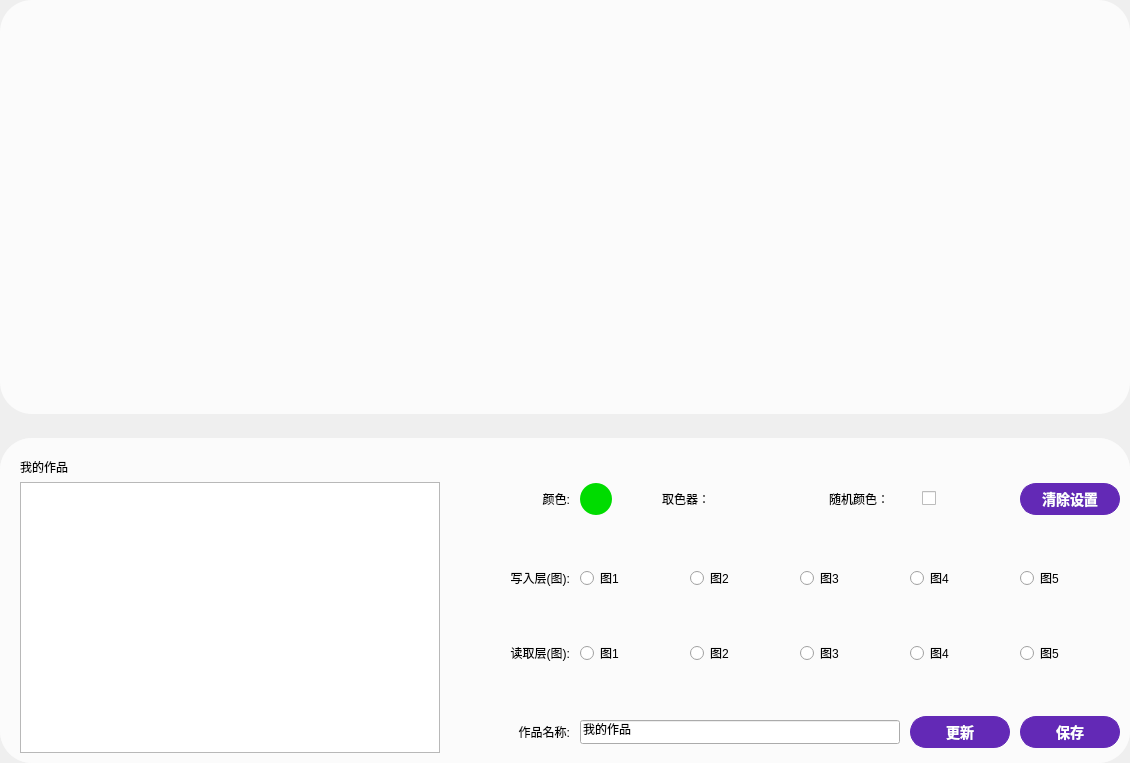
This is FrameLight.ui in wlffeng2008/AkkoStudio as Qt 5 draws it before an edit. The edited form follows.
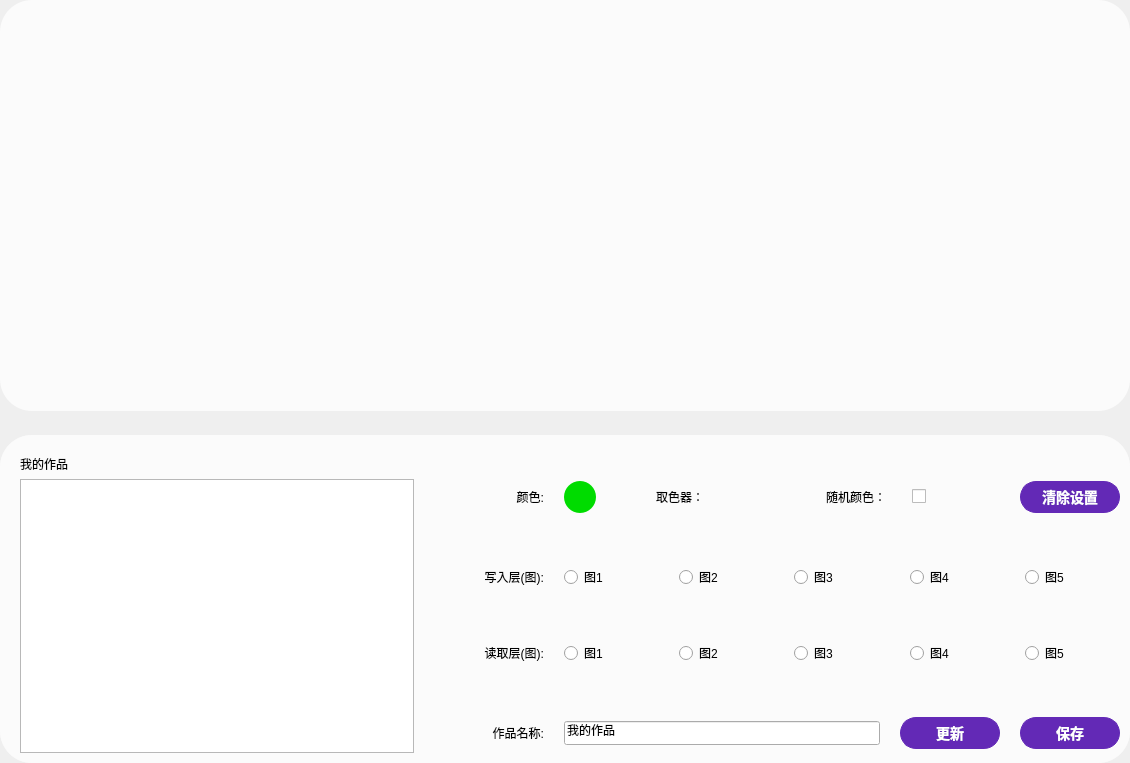
This is the edited form. Icons and pictures are not drawn. Custom widgets are drawn as their Qt base class.

What changed in the file:
```diff
--- a/FrameLight.ui
+++ b/FrameLight.ui
@@ -21,7 +21,7 @@
   <property name="lineWidth">
    <number>0</number>
   </property>
-  <layout class="QVBoxLayout" name="verticalLayout" stretch="1,0">
+  <layout class="QVBoxLayout" name="verticalLayout" stretch="400,320">
    <property name="spacing">
     <number>24</number>
    </property>
@@ -39,18 +39,6 @@
    </property>
    <item>
     <widget class="QFrame" name="frameT">
-     <property name="minimumSize">
-      <size>
-       <width>0</width>
-       <height>414</height>
-      </size>
-     </property>
-     <property name="maximumSize">
-      <size>
-       <width>16777215</width>
-       <height>414</height>
-      </size>
-     </property>
      <property name="styleSheet">
       <string notr="true"/>
      </property>
@@ -272,7 +260,7 @@
         </widget>
        </item>
        <item>
-        <layout class="QHBoxLayout" name="horizontalLayout_6" stretch="2,3">
+        <layout class="QHBoxLayout" name="horizontalLayout_6" stretch="3,5">
          <property name="spacing">
           <number>50</number>
          </property>
@@ -300,7 +288,7 @@
            <item>
             <layout class="QHBoxLayout" name="horizontalLayout_4" stretch="0,1,0,0,1,0,0,1,0,2">
              <property name="spacing">
-              <number>10</number>
+              <number>20</number>
              </property>
              <item>
               <widget class="QLabel" name="labelTitle2">
@@ -491,7 +479,7 @@
            <item>
             <layout class="QHBoxLayout" name="horizontalLayout">
              <property name="spacing">
-              <number>10</number>
+              <number>20</number>
              </property>
              <item>
               <widget class="QLabel" name="labelTitle5">
@@ -585,7 +573,7 @@
            <item>
             <layout class="QHBoxLayout" name="horizontalLayout_3">
              <property name="spacing">
-              <number>10</number>
+              <number>20</number>
              </property>
              <item>
               <widget class="QLabel" name="labelTitle6">
@@ -679,7 +667,7 @@
            <item>
             <layout class="QHBoxLayout" name="horizontalLayout_5" stretch="0,4,0,1">
              <property name="spacing">
-              <number>10</number>
+              <number>20</number>
              </property>
              <item>
               <widget class="QLabel" name="labelName">
```
